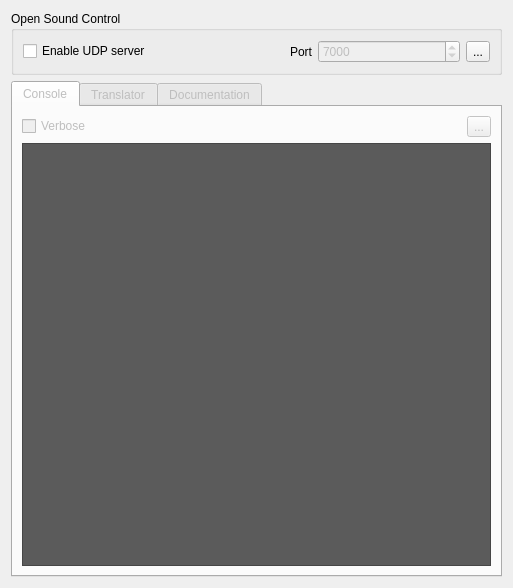
Above: src/OpenSoundControlTranslator.ui from markus-wa/glmixer-mirror before the change. Below: the same form after it.
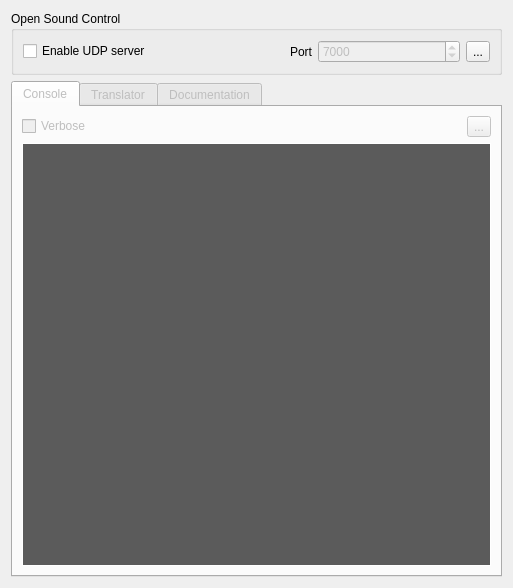
That is the form after the change. Icons and pictures are not drawn.

```diff
--- a/src/OpenSoundControlTranslator.ui
+++ b/src/OpenSoundControlTranslator.ui
@@ -126,6 +126,12 @@
    color: rgb(255, 255, 255); 
 }</string>
          </property>
+         <property name="frameShape">
+          <enum>QFrame::Box</enum>
+         </property>
+         <property name="frameShadow">
+          <enum>QFrame::Plain</enum>
+         </property>
          <property name="openExternalLinks">
           <bool>false</bool>
          </property>
```
Left out of the diff: 7 changed lines with no effect on the pictures.
